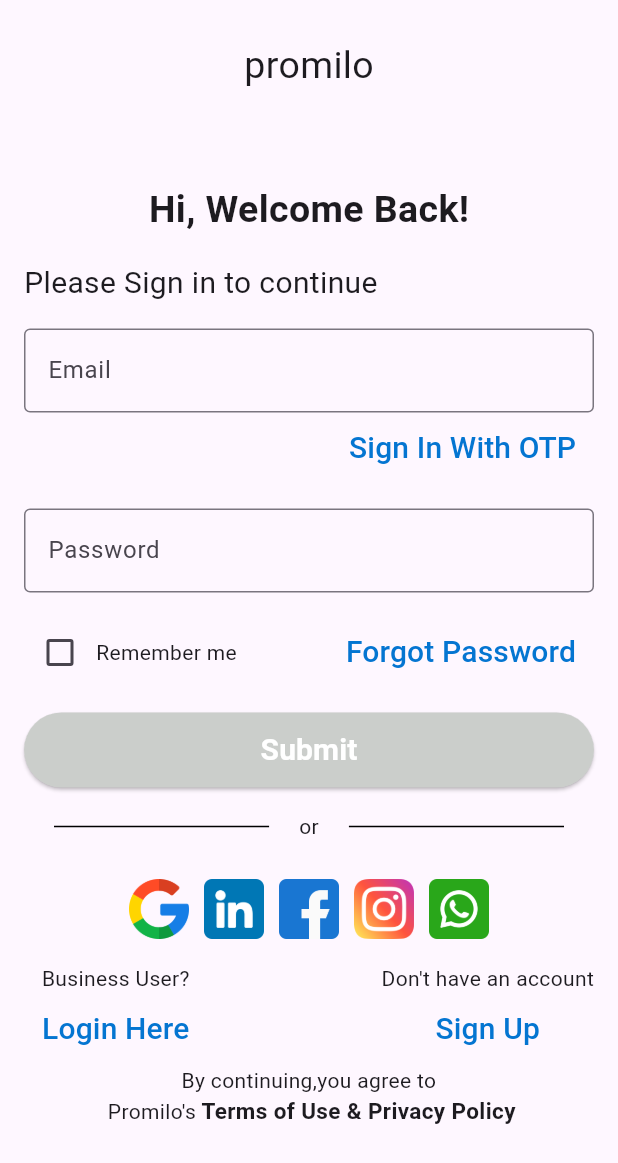
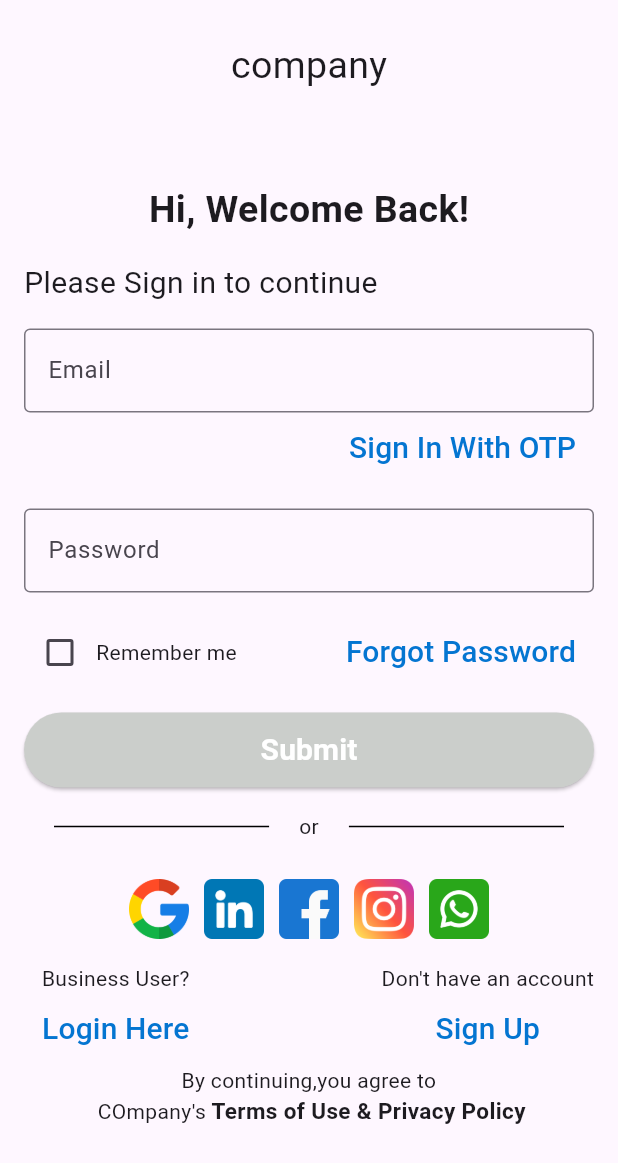
Before and after one commit to pavana-nr/flutterdemoapp, a Flutter app: the screen it shows after launch, on a phone screen of 412 x 824 dp. Shown: the top 1163 px of the screen. Run offline on Flutter 3.47's test engine with Material 3 defaults, Android fonts, the phone set to English and light mode, and no system bars.

Commit message:
Small change

```diff
--- a/lib/views/login_page.dart
+++ b/lib/views/login_page.dart
@@ -35,7 +35,7 @@ class _LoginPageState extends State<LoginPage> {
                 const SizedBox(height: 10),
                 const Center(
                     child: Text(
-                  "promilo",
+                  "company",
                   style: TextStyle(fontSize: 25.0),
                 )),
                 const SizedBox(height: 60),
--- a/lib/widgets/terms_and_privacy.dart
+++ b/lib/widgets/terms_and_privacy.dart
@@ -14,7 +14,7 @@ class TermsAndPrivacyWIdget extends StatelessWidget {
           children: [
             TextSpan(
                 text:
-                    'By continuing,you agree to \n Promilo\'s'), // Regular text
+                    'By continuing,you agree to \n COmpany\'s'), // Regular text
             TextSpan(
               text: ' Terms of Use & Privacy Policy',
               style: TextStyle(
```
